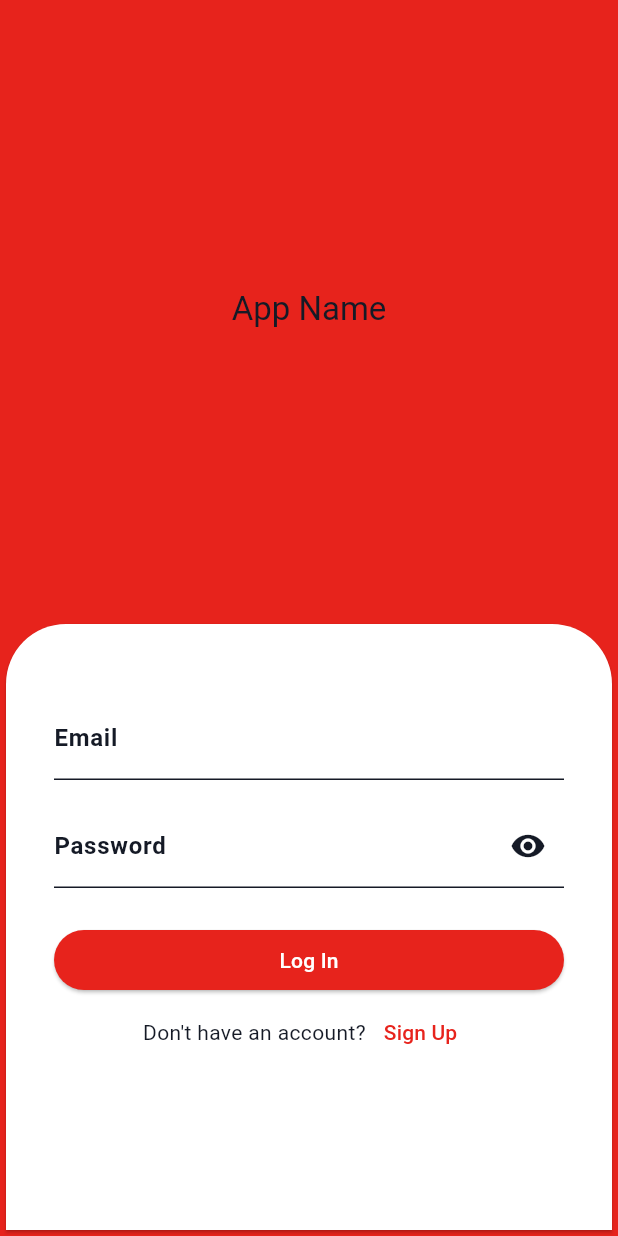
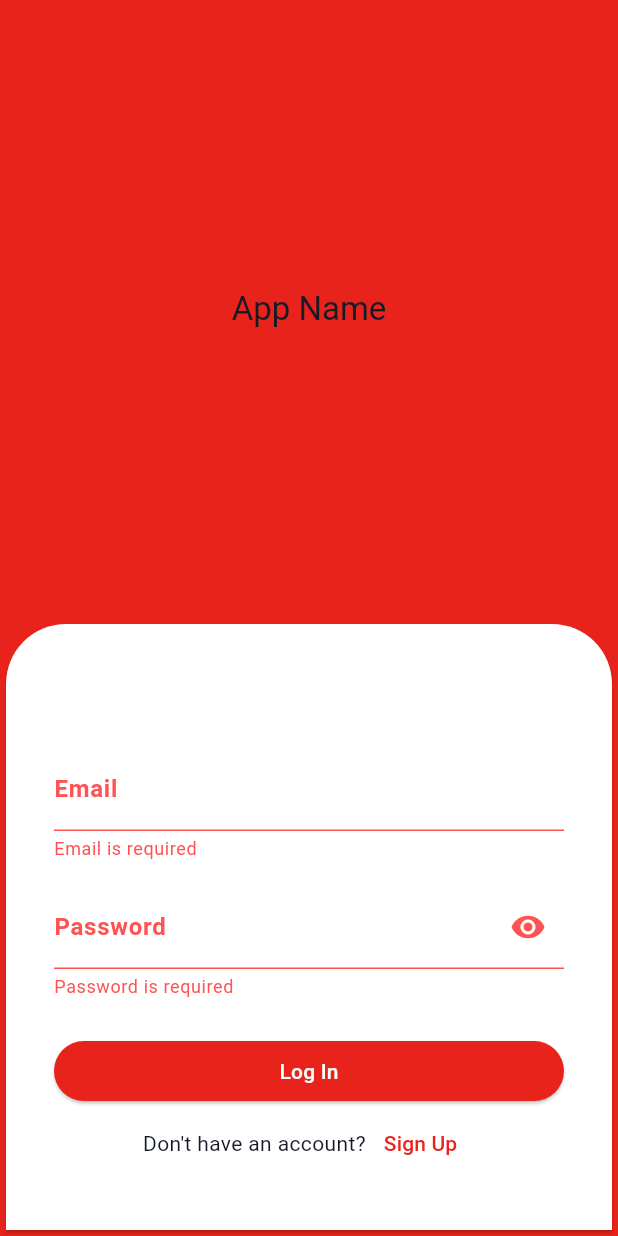
Before and after one commit to ICS-CMSC-23/Sayonarang, a Flutter app: the screen it shows after launch, after a tap on "Log In", on a phone screen of 412 x 824 dp. Run offline on Flutter 3.47's test engine with Material 3 defaults, Android fonts, the phone set to English and light mode, and no system bars; our stand-ins replace cloud_firestore, firebase_auth, firebase_core; accounts and stored records are empty.

Commit message:
feat: add validation to text fields

```diff
--- a/lib/screens/login_page.dart
+++ b/lib/screens/login_page.dart
@@ -12,7 +12,31 @@ class _LoginPageState extends State<LoginPage> {
   // text controllers for the text fields
   final TextEditingController _emailController = TextEditingController();
   final TextEditingController _passwordController = TextEditingController();
+
+  bool isEmailValid = true;
+  bool isPasswordValid = true;
   bool _obscureText = true;
+
+  @override
+  void initState() {
+    super.initState();
+
+    _emailController.addListener(() {
+      if (_emailController.text.isNotEmpty) {
+        setState(() {
+          isEmailValid = true;
+        });
+      }
+    });
+
+    _passwordController.addListener(() {
+      if (_passwordController.text.isNotEmpty) {
+        setState(() {
+          isPasswordValid = true;
+        });
+      }
+    });
+  }
 
   @override
   void dispose() {
@@ -21,14 +45,15 @@ class _LoginPageState extends State<LoginPage> {
     super.dispose();
   }
 
-  Widget textField(
-      String label, TextEditingController textController, bool isPassword) {
+  Widget textField(String label, TextEditingController textController,
+      bool isPassword, bool isValid, String errorMessage) {
     return Container(
       margin: const EdgeInsets.symmetric(horizontal: 16, vertical: 8),
       child: TextField(
         obscureText: isPassword ? _obscureText : false,
         decoration: InputDecoration(
           labelText: label,
+          errorText: isValid ? null : errorMessage,
           labelStyle: const TextStyle(fontWeight: FontWeight.bold),
           suffixIcon: isPassword
               ? IconButton(
@@ -70,10 +95,13 @@ class _LoginPageState extends State<LoginPage> {
               child: Padding(
                 padding: const EdgeInsets.only(top: 40, left: 16, right: 16),
                 child: Column(
-                  mainAxisAlignment: MainAxisAlignment.start,
+                  mainAxisAlignment: MainAxisAlignment.center,
                   children: <Widget>[
-                    textField('Email', _emailController, false),
-                    textField('Password', _passwordController, true),
+                    textField('Email', _emailController, false, isEmailValid,
+                        'Email is required'),
+
+                    textField('Password', _passwordController, true,
+                        isPasswordValid, 'Password is required'),
 
                     // log in button
                     Container(
@@ -82,16 +110,22 @@ class _LoginPageState extends State<LoginPage> {
                           const EdgeInsets.only(left: 16, right: 16, top: 16),
                       child: ElevatedButton(
                         style: ElevatedButton.styleFrom(
-                          primary: Theme.of(context).colorScheme.primary,
+                          backgroundColor:
+                              Theme.of(context).colorScheme.primary,
                         ),
                         onPressed: () async {
-                          // Navigator.pushNamed(context, '/');
-                          // TODO: add validation
+                          setState(() {
+                            isEmailValid = _emailController.text.isNotEmpty;
+                            isPasswordValid =
+                                _passwordController.text.isNotEmpty;
+                          });
 
-                          await context.read<MyAuthProvider>().signIn(
-                                _emailController.text.trim(),
-                                _passwordController.text.trim(),
-                              );
+                          if (isEmailValid && isPasswordValid) {
+                            await context.read<MyAuthProvider>().signIn(
+                                  _emailController.text.trim(),
+                                  _passwordController.text.trim(),
+                                );
+                          }
                         },
                         child: const Text('Log In',
                             style: TextStyle(color: Colors.white)),
```
Also changed, not shown: lib/screens/signup_page.dart (+110 -27 lines).
